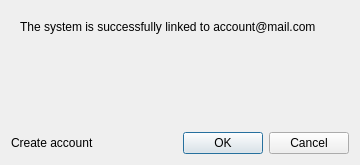
Qt form client/src/ui/dialogs/link_to_cloud_dialog.ui (networkoptix/nx_open) before a commit.
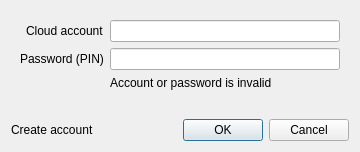
The same form after that commit. The open tabs and pages were chosen to show the change.

Commit message:
VMS-1603: New structure of link to cloud dialog.
<==== Mercurial data ====>
Branch: dev_3.0.0_gui

Diff of the .ui file:
```diff
--- a/client/src/ui/dialogs/link_to_cloud_dialog.ui
+++ b/client/src/ui/dialogs/link_to_cloud_dialog.ui
@@ -7,77 +7,51 @@
     <x>0</x>
     <y>0</y>
     <width>360</width>
-    <height>165</height>
+    <height>152</height>
    </rect>
   </property>
   <property name="windowTitle">
    <string>Link to Cloud</string>
   </property>
-  <layout class="QVBoxLayout" name="verticalLayout">
+  <layout class="QVBoxLayout" name="verticalLayout" stretch="0,1,0">
    <item>
-    <widget class="QStackedWidget" name="stackedWidget">
-     <property name="currentIndex">
-      <number>0</number>
-     </property>
-     <widget class="QWidget" name="credentialsPage">
-      <layout class="QFormLayout" name="formLayout">
-       <item row="0" column="0">
-        <widget class="QLabel" name="accountLabel">
-         <property name="text">
-          <string>Cloud account</string>
-         </property>
-        </widget>
-       </item>
-       <item row="0" column="1">
-        <widget class="QLineEdit" name="accountLineEdit"/>
-       </item>
-       <item row="1" column="0">
+    <widget class="QWidget" name="credentialsWidget" native="true">
+     <layout class="QFormLayout" name="formLayout_2">
+      <property name="labelAlignment">
+       <set>Qt::AlignRight|Qt::AlignTrailing|Qt::AlignVCenter</set>
+      </property>
+      <item row="2" column="0">
         <widget class="QLabel" name="passwordLabel">
          <property name="text">
-          <string>Password</string>
+         <string>Password (PIN)</string>
          </property>
         </widget>
        </item>
-       <item row="1" column="1">
+      <item row="2" column="1">
         <widget class="QLineEdit" name="passwordLineEdit">
          <property name="echoMode">
           <enum>QLineEdit::Password</enum>
          </property>
         </widget>
        </item>
-      </layout>
-     </widget>
-     <widget class="QWidget" name="successPage">
-      <layout class="QVBoxLayout" name="verticalLayout_2">
-       <item alignment="Qt::AlignTop">
-        <widget class="QLabel" name="successLabel">
+      <item row="3" column="1">
+       <widget class="QLabel" name="invalidCredentialsLabel">
          <property name="text">
-          <string notr="true">The system is successfully linked to account@mail.com</string>
-         </property>
-         <property name="textFormat">
-          <enum>Qt::PlainText</enum>
-         </property>
-         <property name="wordWrap">
-          <bool>true</bool>
-         </property>
-        </widget>
-       </item>
-      </layout>
-     </widget>
-     <widget class="QWidget" name="failurePage">
-      <layout class="QVBoxLayout" name="verticalLayout_3">
-       <item>
-        <widget class="QLabel" name="errorLabel">
+         <string>Account or password is invalid</string>
+        </property>
+       </widget>
+      </item>
+      <item row="1" column="1">
+       <widget class="QLineEdit" name="accountLineEdit"/>
+      </item>
+      <item row="1" column="0">
+       <widget class="QLabel" name="accountLabel">
          <property name="text">
-          <string>Error</string>
+         <string>Cloud account</string>
          </property>
         </widget>
        </item>
-       <item>
-        <widget class="QLabel" name="errorMessageLabel">
-         <property name="text">
-          <string notr="true">Something went wrong</string>
-         </property>
+     </layout>
         </widget>
        </item>
        <item>
@@ -93,10 +67,6 @@
          </property>
         </spacer>
        </item>
-      </layout>
-     </widget>
-    </widget>
-   </item>
    <item>
     <layout class="QHBoxLayout" name="horizontalLayout">
      <item>
```
Left out of the diff: 4 changed lines with no effect on the pictures. Lines whose indentation alone changed are shown as unchanged. The commit also changes 1 other file.
